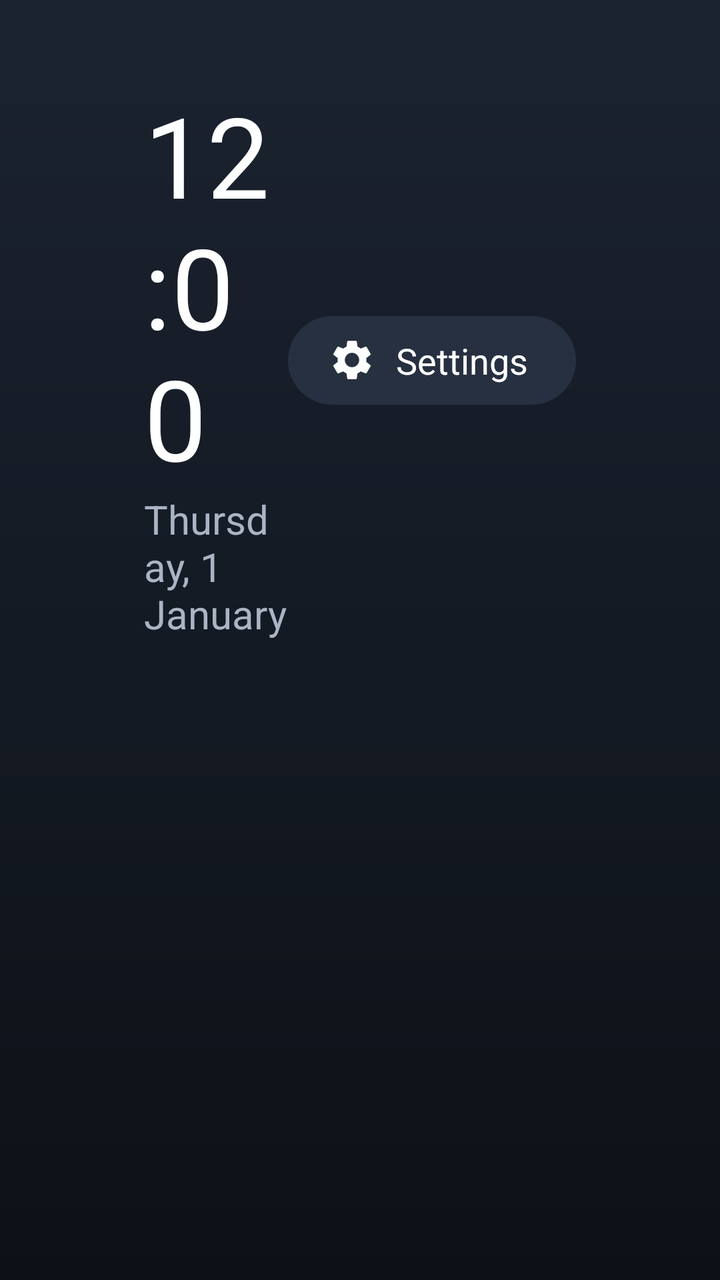
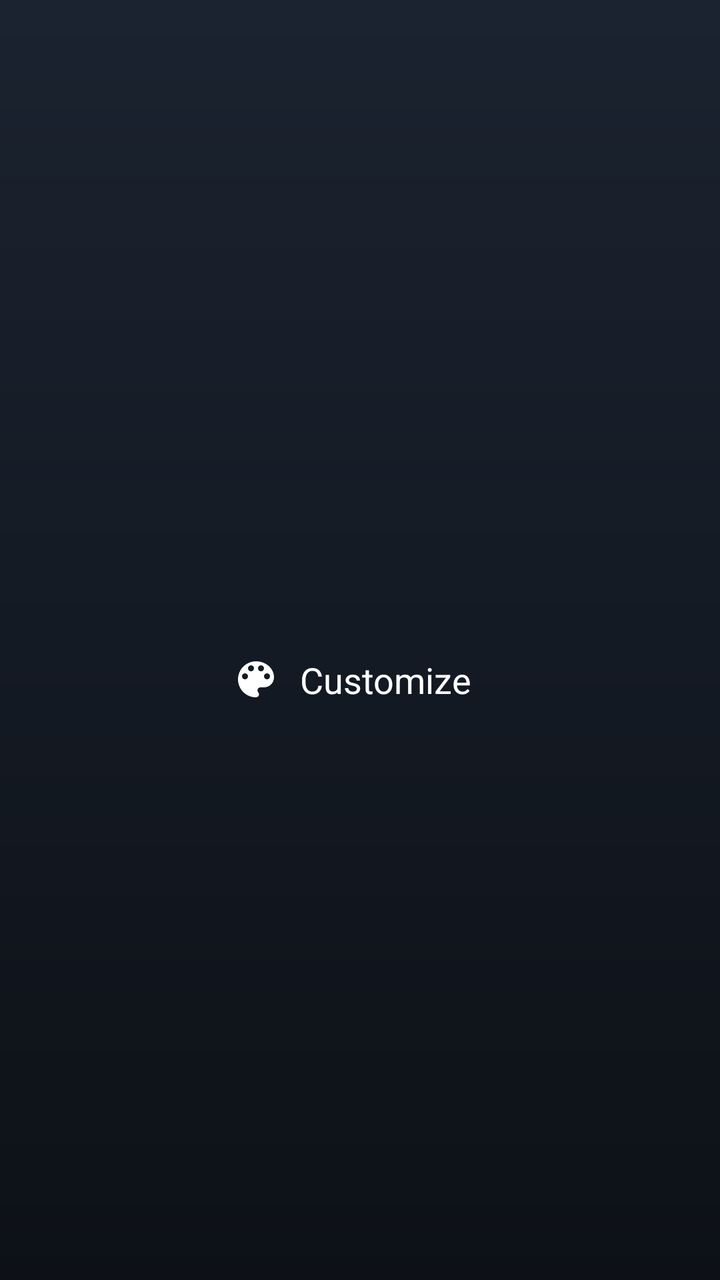

Compare the two renders of this Android layout. The source of the first and the diff that turns it into the second are given below.
<!-- AndroidManifest.xml: application theme Theme.Tx6Home -->
<!-- res/layout/activity_main.xml -->
<?xml version="1.0" encoding="utf-8"?>
<LinearLayout xmlns:android="http://schemas.android.com/apk/res/android"
    android:layout_width="match_parent"
    android:layout_height="match_parent"
    android:orientation="vertical"
    android:paddingStart="@dimen/root_horizontal"
    android:paddingEnd="@dimen/root_horizontal"
    android:paddingTop="@dimen/safe_vertical">

    <LinearLayout
        android:layout_width="match_parent"
        android:layout_height="wrap_content"
        android:gravity="center_vertical"
        android:orientation="horizontal"
        android:paddingStart="@dimen/grow_room"
        android:paddingEnd="@dimen/grow_room">

        <LinearLayout
            android:layout_width="0dp"
            android:layout_height="wrap_content"
            android:layout_weight="1"
            android:orientation="vertical">

            <TextClock
                android:id="@+id/clock"
                android:layout_width="wrap_content"
                android:layout_height="wrap_content"
                android:format12Hour="@string/time_12"
                android:format24Hour="@string/time_24"
                android:textColor="@color/text_primary"
                android:textSize="@dimen/clock" />

            <TextClock
                android:id="@+id/date"
                android:layout_width="wrap_content"
                android:layout_height="wrap_content"
                android:format12Hour="@string/date_format"
                android:format24Hour="@string/date_format"
                android:textColor="@color/text_secondary"
                android:textSize="@dimen/date" />
        </LinearLayout>

        <TextView
            android:id="@+id/settings"
            android:layout_width="wrap_content"
            android:layout_height="wrap_content"
            android:background="@drawable/button_background"
            android:clickable="true"
            android:drawableStart="@drawable/ic_settings"
            android:drawablePadding="10dp"
            android:focusable="true"
            android:gravity="center_vertical"
            android:paddingStart="20dp"
            android:paddingTop="10dp"
            android:paddingEnd="24dp"
            android:paddingBottom="10dp"
            android:text="@string/settings"
            android:textColor="@color/text_primary"
            android:textSize="@dimen/button_text" />
    </LinearLayout>

    <FrameLayout
        android:layout_width="match_parent"
        android:layout_height="0dp"
        android:layout_weight="1"
        android:layout_marginTop="16dp">

        <ScrollView
            android:id="@+id/scroll"
            android:layout_width="match_parent"
            android:layout_height="match_parent"
            android:clipChildren="false"
            android:clipToPadding="false"
            android:paddingStart="@dimen/grow_room"
            android:paddingTop="@dimen/grow_room"
            android:paddingEnd="@dimen/grow_room"
            android:paddingBottom="@dimen/safe_vertical"
            android:scrollbars="none">

            <GridLayout
                android:id="@+id/grid"
                android:layout_width="match_parent"
                android:layout_height="wrap_content"
                android:clipChildren="false"
                android:orientation="horizontal"
                android:useDefaultMargins="false" />
        </ScrollView>

        <TextView
            android:id="@+id/empty"
            android:layout_width="wrap_content"
            android:layout_height="wrap_content"
            android:layout_gravity="center"
            android:text="@string/no_apps"
            android:textColor="@color/text_secondary"
            android:textSize="@dimen/date"
            android:visibility="gone" />
    </FrameLayout>
</LinearLayout>
<!-- resources referenced by this layout -->
<resources>
  <color name="text_primary">#FFFFFFFF</color>
  <color name="text_secondary">#FFAAB4C3</color>
  <dimen name="button_text">18sp</dimen>
  <dimen name="clock">56sp</dimen>
  <dimen name="date">20sp</dimen>
  <dimen name="grow_room">16dp</dimen>
  <dimen name="root_horizontal">56dp</dimen>
  <dimen name="safe_vertical">40dp</dimen>
  <!-- drawable button_background (drawable) -->
  <?xml version="1.0" encoding="utf-8"?>
  <selector xmlns:android="http://schemas.android.com/apk/res/android">
      <item android:state_focused="true">
          <shape>
              <solid android:color="@color/tile_focused" />
              <stroke android:width="@dimen/focus_ring" android:color="@color/focus_ring" />
              <corners android:radius="100dp" />
          </shape>
      </item>
      <item>
          <shape>
              <solid android:color="@color/tile" />
              <corners android:radius="100dp" />
          </shape>
      </item>
  </selector>
  <string name="date_format" translatable="false">EEEE, d MMMM</string>
  <string name="no_apps">No apps found</string>
  <string name="settings">Settings</string>
  <string name="time_12" translatable="false">h:mm</string>
  <string name="time_24" translatable="false">HH:mm</string>
  <style name="Theme.Tx6Home" parent="@android:style/Theme.Material.NoActionBar.Fullscreen">
          <item name="android:windowBackground">@drawable/window_background</item>
          <item name="android:colorAccent">@color/focus_ring</item>
          
          <item name="android:windowAnimationStyle">@null</item>
      </style>
  <color name="tile_focused">#FF34425A</color>
  <dimen name="focus_ring">3dp</dimen>
  <color name="focus_ring">#FFFFFFFF</color>
  <color name="tile">#FF263040</color>
  <!-- drawable window_background (drawable) -->
  <?xml version="1.0" encoding="utf-8"?>
  <shape xmlns:android="http://schemas.android.com/apk/res/android">
      <gradient
          android:angle="270"
          android:startColor="@color/background_top"
          android:endColor="@color/background_bottom" />
  </shape>
  <color name="background_top">#FF1B2330</color>
  <color name="background_bottom">#FF0D1117</color>
  <!-- unchanged entries left out for length: 1 -->
</resources>

<!-- the commit's change to res/layout/activity_main.xml (unified diff, before → after) -->
@@ -41,22 +41,27 @@
         </LinearLayout>
 
         <TextView
-            android:id="@+id/settings"
+            android:id="@+id/network"
             android:layout_width="wrap_content"
             android:layout_height="wrap_content"
-            android:background="@drawable/button_background"
-            android:clickable="true"
+            android:layout_marginEnd="24dp"
+            android:drawablePadding="8dp"
+            android:gravity="center_vertical"
+            android:textColor="@color/text_secondary"
+            android:textSize="@dimen/button_text" />
+
+        <TextView
+            android:id="@+id/customize"
+            style="@style/TopButton"
+            android:layout_marginEnd="16dp"
+            android:drawableStart="@drawable/ic_customize"
+            android:text="@string/customize" />
+
+        <TextView
+            android:id="@+id/settings"
+            style="@style/TopButton"
             android:drawableStart="@drawable/ic_settings"
-            android:drawablePadding="10dp"
-            android:focusable="true"
-            android:gravity="center_vertical"
-            android:paddingStart="20dp"
-            android:paddingTop="10dp"
-            android:paddingEnd="24dp"
-            android:paddingBottom="10dp"
-            android:text="@string/settings"
-            android:textColor="@color/text_primary"
-            android:textSize="@dimen/button_text" />
+            android:text="@string/settings" />
     </LinearLayout>
 
     <FrameLayout
@@ -77,13 +82,54 @@
             android:paddingBottom="@dimen/safe_vertical"
             android:scrollbars="none">
 
-            <GridLayout
-                android:id="@+id/grid"
+            <LinearLayout
                 android:layout_width="match_parent"
                 android:layout_height="wrap_content"
                 android:clipChildren="false"
-                android:orientation="horizontal"
-                android:useDefaultMargins="false" />
+                android:orientation="vertical">
+
+                <TextView
+                    android:id="@+id/dock_header"
+                    style="@style/SectionHeader"
+                    android:text="@string/favourites" />
+
+                <GridLayout
+                    android:id="@+id/dock"
+                    android:layout_width="match_parent"
+                    android:layout_height="wrap_content"
+                    android:clipChildren="false"
+                    android:orientation="horizontal"
+                    android:useDefaultMargins="false" />
+
+                <LinearLayout
+                    android:layout_width="match_parent"
+                    android:layout_height="wrap_content"
+                    android:baselineAligned="true"
+                    android:orientation="horizontal">
+
+                    <TextView
+                        android:id="@+id/apps_header"
+                        style="@style/SectionHeader"
+                        android:layout_width="0dp"
+                        android:layout_weight="1"
+                        android:text="@string/apps" />
+
+                    <TextView
+                        android:layout_width="wrap_content"
+                        android:layout_height="wrap_content"
+                        android:text="@string/options_hint"
+                        android:textColor="@color/text_secondary"
+                        android:textSize="@dimen/hint_text" />
+                </LinearLayout>
+
+                <GridLayout
+                    android:id="@+id/grid"
+                    android:layout_width="match_parent"
+                    android:layout_height="wrap_content"
+                    android:clipChildren="false"
+                    android:orientation="horizontal"
+                    android:useDefaultMargins="false" />
+            </LinearLayout>
         </ScrollView>
 
         <TextView
<!-- resource entries referenced after the edit -->
@@ -6,40 +6,57 @@
   <dimen name="clock">56sp</dimen>
   <dimen name="date">20sp</dimen>
   <dimen name="grow_room">16dp</dimen>
+  <dimen name="hint_text">14sp</dimen>
   <dimen name="root_horizontal">56dp</dimen>
   <dimen name="safe_vertical">40dp</dimen>
-  <!-- drawable button_background (drawable) -->
+  <!-- drawable ic_customize (drawable) -->
   <?xml version="1.0" encoding="utf-8"?>
-  <selector xmlns:android="http://schemas.android.com/apk/res/android">
-      <item android:state_focused="true">
-          <shape>
-              <solid android:color="@color/tile_focused" />
-              <stroke android:width="@dimen/focus_ring" android:color="@color/focus_ring" />
-              <corners android:radius="100dp" />
-          </shape>
-      </item>
-      <item>
-          <shape>
-              <solid android:color="@color/tile" />
-              <corners android:radius="100dp" />
-          </shape>
-      </item>
-  </selector>
+  <vector xmlns:android="http://schemas.android.com/apk/res/android"
+      android:width="24dp"
+      android:height="24dp"
+      android:viewportWidth="24"
+      android:viewportHeight="24">
+      <path
+          android:fillColor="@color/text_primary"
+          android:pathData="M12,3c-4.97,0 -9,4.03 -9,9s4.03,9 9,9c0.83,0 1.5,-0.67 1.5,-1.5 0,-0.39 -0.15,-0.74 -0.39,-1.01 -0.23,-0.26 -0.38,-0.61 -0.38,-0.99 0,-0.83 0.67,-1.5 1.5,-1.5H16c2.76,0 5,-2.24 5,-5 0,-4.42 -4.03,-8 -9,-8zM6.5,12c-0.83,0 -1.5,-0.67 -1.5,-1.5S5.67,9 6.5,9 8,9.67 8,10.5 7.33,12 6.5,12zM9.5,8C8.67,8 8,7.33 8,6.5S8.67,5 9.5,5s1.5,0.67 1.5,1.5S10.33,8 9.5,8zM14.5,8c-0.83,0 -1.5,-0.67 -1.5,-1.5S13.67,5 14.5,5s1.5,0.67 1.5,1.5S15.33,8 14.5,8zM17.5,12c-0.83,0 -1.5,-0.67 -1.5,-1.5S16.67,9 17.5,9s1.5,0.67 1.5,1.5 -0.67,1.5 -1.5,1.5z" />
+  </vector>
+  <string name="apps">Apps</string>
+  <string name="customize">Customize</string>
   <string name="date_format" translatable="false">EEEE, d MMMM</string>
+  <string name="favourites">Favourites</string>
   <string name="no_apps">No apps found</string>
+  <string name="options_hint">Hold OK for options</string>
   <string name="settings">Settings</string>
   <string name="time_12" translatable="false">h:mm</string>
   <string name="time_24" translatable="false">HH:mm</string>
+  <style name="SectionHeader">
+          <item name="android:layout_width">wrap_content</item>
+          <item name="android:layout_height">wrap_content</item>
+          <item name="android:layout_marginBottom">12dp</item>
+          <item name="android:textColor">@color/text_secondary</item>
+          <item name="android:textSize">@dimen/section_text</item>
+      </style>
+  <style name="TopButton">
+          <item name="android:layout_width">wrap_content</item>
+          <item name="android:layout_height">wrap_content</item>
+          <item name="android:clickable">true</item>
+          <item name="android:focusable">true</item>
+          <item name="android:drawablePadding">10dp</item>
+          <item name="android:gravity">center_vertical</item>
+          <item name="android:paddingStart">20dp</item>
+          <item name="android:paddingTop">10dp</item>
+          <item name="android:paddingEnd">24dp</item>
+          <item name="android:paddingBottom">10dp</item>
+          <item name="android:textColor">@color/text_primary</item>
+          <item name="android:textSize">@dimen/button_text</item>
+      </style>
   <style name="Theme.Tx6Home" parent="@android:style/Theme.Material.NoActionBar.Fullscreen">
           <item name="android:windowBackground">@drawable/window_background</item>
-          <item name="android:colorAccent">@color/focus_ring</item>
+          <item name="android:colorAccent">@color/text_primary</item>
           
           <item name="android:windowAnimationStyle">@null</item>
       </style>
-  <color name="tile_focused">#FF34425A</color>
-  <dimen name="focus_ring">3dp</dimen>
-  <color name="focus_ring">#FFFFFFFF</color>
-  <color name="tile">#FF263040</color>
+  <dimen name="section_text">18sp</dimen>
   <!-- drawable window_background (drawable) -->
   <?xml version="1.0" encoding="utf-8"?>
   <shape xmlns:android="http://schemas.android.com/apk/res/android">
